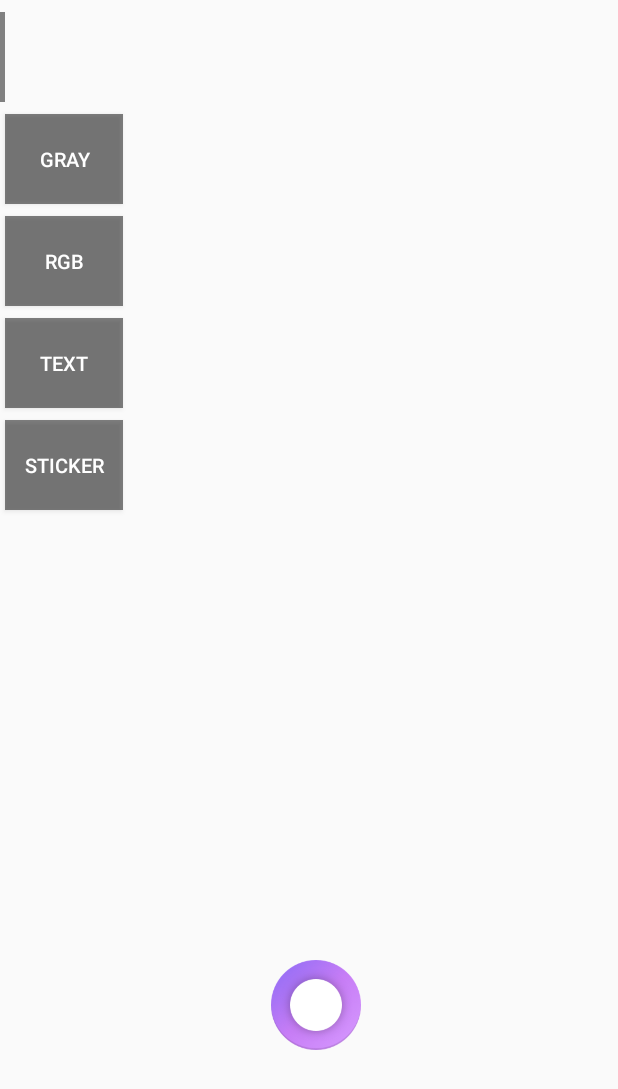
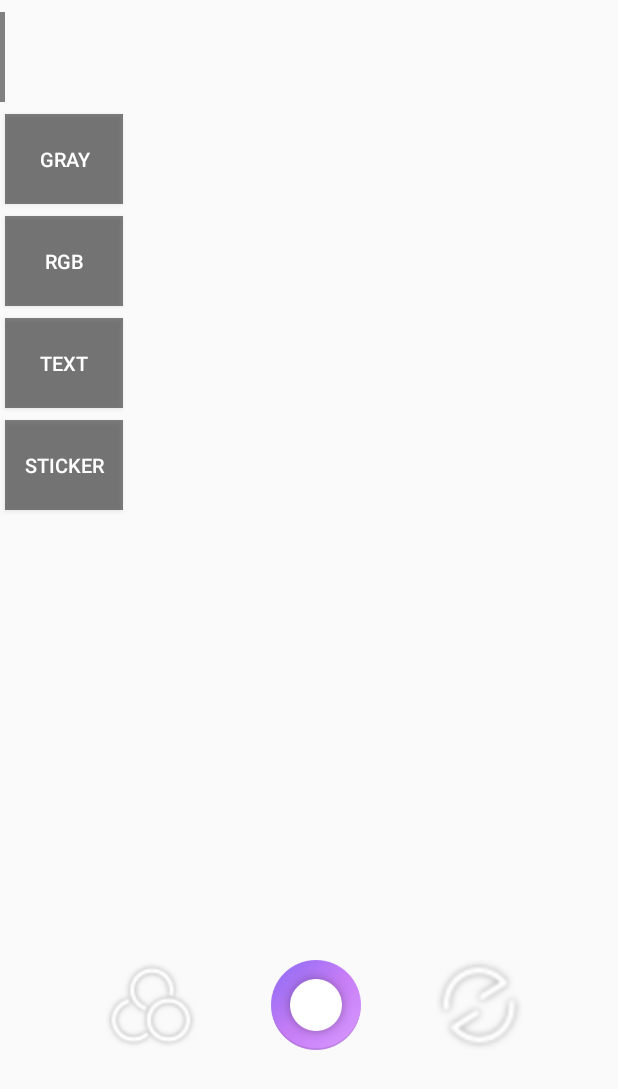
Before and after one commit to LeeGeumLak/opencv_camera_app, an Android app: the MainActivity screen opened directly, with no data from a screen before it, on a phone screen of 412 x 824 dp. Shown: the top 1089 px of the screen. Run offline under Robolectric (Android 15) with nearby library versions, the phone set to English and light mode, and no system bars; libraries missing offline, so code that uses them is left out: org.opencv.android, org.opencv.core; plain views replace JavaCameraView; 10 statements that could not run were skipped.

Commit message:
add : switch camera mode function (but need debug)

```diff
--- a/app/src/main/java/com/example/lglcamera/MainActivity.java
+++ b/app/src/main/java/com/example/lglcamera/MainActivity.java
@@ -4,6 +4,7 @@ import androidx.appcompat.app.AppCompatActivity;
 
 import android.content.DialogInterface;
 import android.content.Intent;
+import android.hardware.Camera;
 import android.net.Uri;
 import android.os.Bundle;
 import android.annotation.TargetApi;
@@ -31,6 +32,8 @@ import java.util.Date;
 import java.util.List;
 
 import static android.Manifest.permission.CAMERA;
+import static android.hardware.Camera.CameraInfo.CAMERA_FACING_BACK;
+import static android.hardware.Camera.CameraInfo.CAMERA_FACING_FRONT;
 import static android.provider.MediaStore.Files.FileColumns.MEDIA_TYPE_IMAGE;
 
 
@@ -38,8 +41,12 @@ public class MainActivity extends AppCompatActivity implements CameraBridgeViewB
 
     private static final String TAG = "MainActivity";
     private Button Button_RGB, Button_Gray, Button_HSV, Button_Text, Button_capture, Button_Sticker;
+    private Button Button_change, Button_filter;
+
     private Mat matInput, matResult;
     private int GrayScale, RGBA, HSV;
+
+    private int camera_facing_id;
 
     private Uri fileUri;
     private int REQUEST_IMAGE_CAPTURE = 672;
@@ -92,7 +99,8 @@ public class MainActivity extends AppCompatActivity implements CameraBridgeViewB
         Button_Sticker = findViewById(R.id.Button_Sticker);
 
         Button_capture = findViewById(R.id.Button_capture);
-
+        Button_change = findViewById(R.id.Button_change);
+        Button_filter = findViewById(R.id.Button_filter);
 
         Button_RGB.setOnClickListener(new View.OnClickListener() {
             @Override
@@ -137,6 +145,29 @@ public class MainActivity extends AppCompatActivity implements CameraBridgeViewB
             }
         });
 
+        Button_change.setOnClickListener(new View.OnClickListener() {
+            @Override
+            public void onClick(View v) {
+                if( camera_facing_id == CAMERA_FACING_BACK ) {
+                    Toast.makeText(getApplicationContext(), "셀카 모드", Toast.LENGTH_SHORT).show();
+                    openCvCameraView.setCvCameraViewListener(MainActivity.this);
+                    openCvCameraView.setCameraIndex(CAMERA_FACING_FRONT); // 전면 카메라(셀카) 모드
+                }
+                if( camera_facing_id == CAMERA_FACING_FRONT) {
+                    Toast.makeText(getApplicationContext(), "카메라 모드", Toast.LENGTH_SHORT).show();
+                    openCvCameraView.setCvCameraViewListener(MainActivity.this);
+                    openCvCameraView.setCameraIndex(CAMERA_FACING_BACK); // 후면 카메라 모드
+                }
+            }
+        });
+
+        Button_filter.setOnClickListener(new View.OnClickListener() {
+            @Override
+            public void onClick(View v) {
+                //TODO : sliding 애니메이션 추가해서 필터들 나오게끔
+            }
+        });
+
         // 카메라 찍기
         Button_capture.setOnClickListener(new View.OnClickListener() {
             @Override
@@ -157,7 +188,8 @@ public class MainActivity extends AppCompatActivity implements CameraBridgeViewB
         openCvCameraView = (CameraBridgeViewBase) findViewById(R.id.camera_view);
         openCvCameraView.setVisibility(SurfaceView.VISIBLE);
         openCvCameraView.setCvCameraViewListener(this);
-        openCvCameraView.setCameraIndex(0); // front-camera(1),  back-camera(0)
+        openCvCameraView.setCameraIndex(CAMERA_FACING_BACK); // 후면 카메라 모드
+        camera_facing_id = CAMERA_FACING_BACK;
     }
 
 
--- a/app/src/main/res/layout-land/activity_main.xml
+++ b/app/src/main/res/layout-land/activity_main.xml
@@ -99,7 +99,6 @@
         android:textSize="13dp" />
 
     <Button
-        android:visibility="gone"
         android:id="@+id/Button_capture"
         android:layout_width="60dp"
         android:layout_height="60dp"
@@ -110,5 +109,27 @@
         android:layout_marginRight="20dp"
         android:background="@drawable/camera_ok" />
 
+    <Button
+        android:id="@+id/Button_change"
+        android:layout_width="60dp"
+        android:layout_height="60dp"
+        android:layout_alignParentEnd="true"
+        android:layout_marginTop="60dp"
+        android:layout_marginEnd="20dp"
+        android:layout_marginRight="20dp"
+        android:layout_marginBottom="20dp"
+        android:background="@drawable/camera_change" />
+
+    <Button
+        android:id="@+id/Button_filter"
+        android:layout_width="60dp"
+        android:layout_height="60dp"
+        android:layout_alignParentEnd="true"
+        android:layout_marginTop="300dp"
+        android:layout_marginEnd="20dp"
+        android:layout_marginRight="20dp"
+        android:layout_marginBottom="20dp"
+        android:background="@drawable/filter_change" />
+
 
 </RelativeLayout>
--- a/app/src/main/res/layout-port/activity_main.xml
+++ b/app/src/main/res/layout-port/activity_main.xml
@@ -111,5 +111,26 @@
         android:layout_marginBottom="20dp"
         android:background="@drawable/camera_ok" />
 
+    <Button
+        android:id="@+id/Button_change"
+        android:layout_width="60dp"
+        android:layout_height="60dp"
+        android:layout_alignParentEnd="true"
+        android:layout_marginTop="640dp"
+        android:layout_marginEnd="61dp"
+        android:layout_marginRight="20dp"
+        android:layout_marginBottom="20dp"
+        android:background="@drawable/camera_change" />
+
+    <Button
+        android:id="@+id/Button_filter"
+        android:layout_width="60dp"
+        android:layout_height="60dp"
+        android:layout_alignParentEnd="true"
+        android:layout_marginTop="640dp"
+        android:layout_marginEnd="281dp"
+        android:layout_marginRight="20dp"
+        android:layout_marginBottom="20dp"
+        android:background="@drawable/filter_change" />
 
 </RelativeLayout>
```
Also changed, not shown: app/src/main/res/drawable-v24/camera_change.png (added), app/src/main/res/drawable-v24/filter_change.png (added), app/src/main/res/drawable/camera_change.png (deleted), app/src/main/res/drawable/filter_change.png (deleted).
